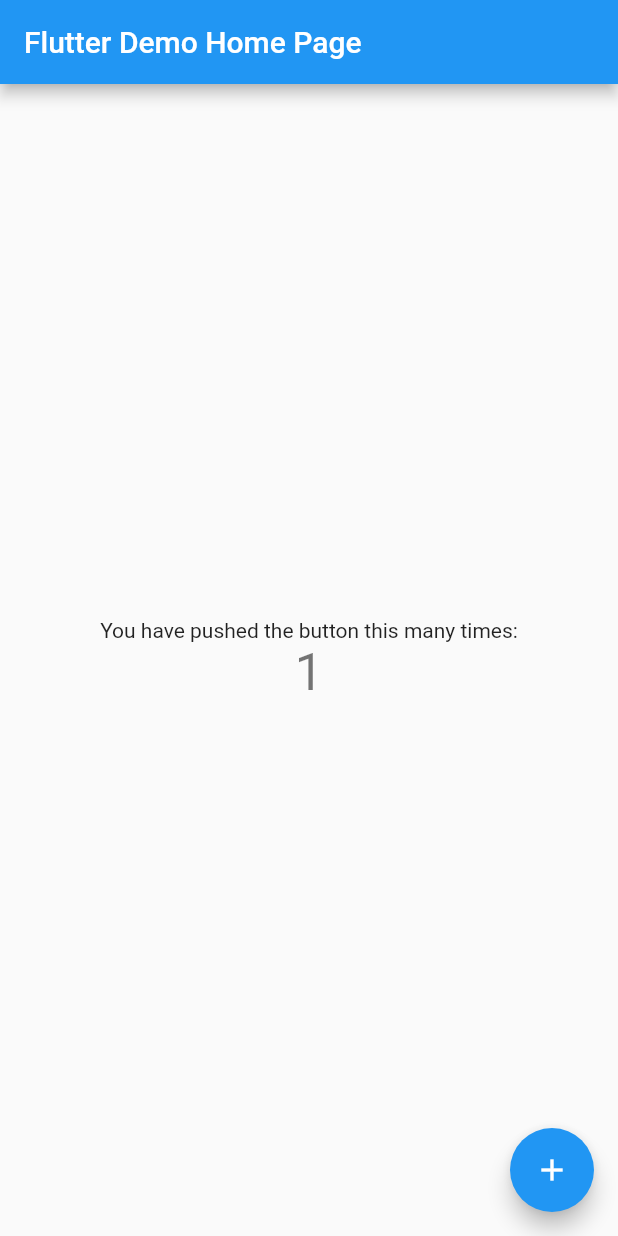
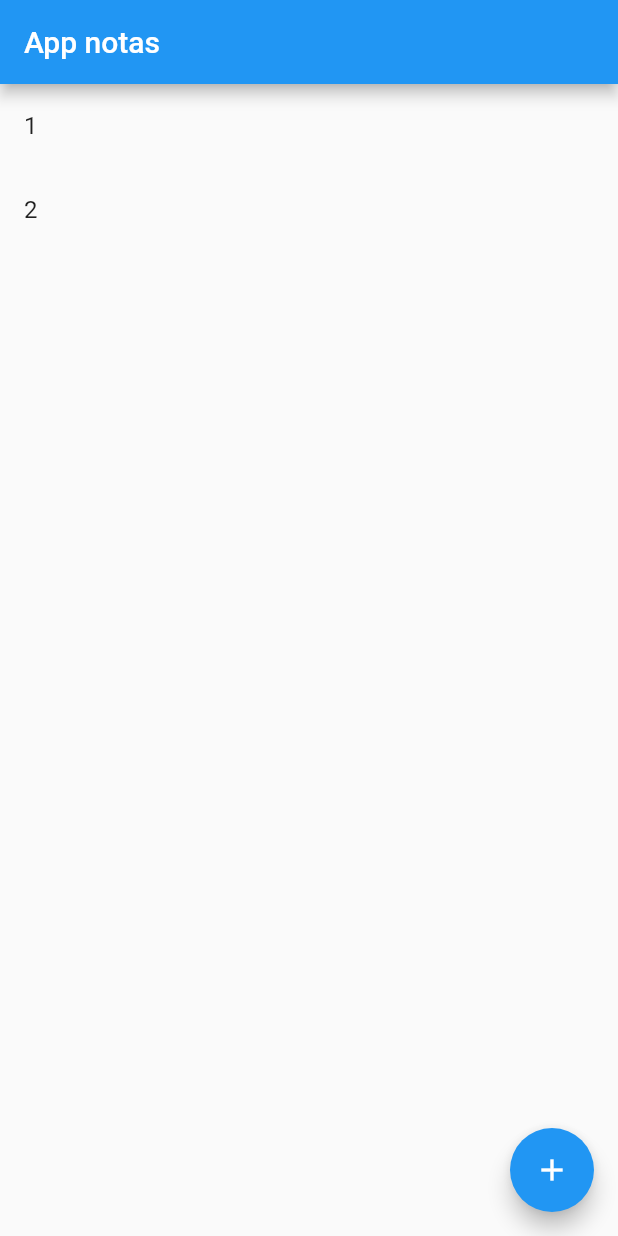
Before and after one commit to Stratovarius93/AppCloudComputing, a Flutter app: the screen it shows after launch, after a tap on the "add" icon, on a phone screen of 412 x 824 dp. Run offline on Flutter 3.47's test engine with Material 2 defaults, Android fonts, the phone set to English and light mode, and no system bars; network calls fail.

Commit message:
Por las huevas

```diff
--- a/lib/main.dart
+++ b/lib/main.dart
@@ -1,117 +1,26 @@
+import 'package:AppCloudComputing/pages/mainScreen.dart';
+import 'package:AppCloudComputing/provider/taskProvider.dart';
 import 'package:flutter/material.dart';
+import 'package:provider/provider.dart';
 
 void main() {
   runApp(MyApp());
 }
 
 class MyApp extends StatelessWidget {
-  // This widget is the root of your application.
   @override
   Widget build(BuildContext context) {
-    return MaterialApp(
-      title: 'Flutter Demo',
-      theme: ThemeData(
-        // This is the theme of your application.
-        //
-        // Try running your application with "flutter run". You'll see the
-        // application has a blue toolbar. Then, without quitting the app, try
-        // changing the primarySwatch below to Colors.green and then invoke
-        // "hot reload" (press "r" in the console where you ran "flutter run",
-        // or simply save your changes to "hot reload" in a Flutter IDE).
-        // Notice that the counter didn't reset back to zero; the application
-        // is not restarted.
-        primarySwatch: Colors.blue,
-        // This makes the visual density adapt to the platform that you run
-        // the app on. For desktop platforms, the controls will be smaller and
-        // closer together (more dense) than on mobile platforms.
-        visualDensity: VisualDensity.adaptivePlatformDensity,
+    return MultiProvider(
+      providers: [
+        ChangeNotifierProvider(
+          create: (_) => TaskProvider(),
+        )
+      ],
+      child: MaterialApp(
+        debugShowCheckedModeBanner: false,
+        routes: {'homeScreen': (context) => HomeScreen()},
+        initialRoute: 'homeScreen',
       ),
-      home: MyHomePage(title: 'Flutter Demo Home Page'),
     );
   }
 }
-
-class MyHomePage extends StatefulWidget {
-  MyHomePage({Key key, this.title}) : super(key: key);
-
-  // This widget is the home page of your application. It is stateful, meaning
-  // that it has a State object (defined below) that contains fields that affect
-  // how it looks.
-
-  // This class is the configuration for the state. It holds the values (in this
-  // case the title) provided by the parent (in this case the App widget) and
-  // used by the build method of the State. Fields in a Widget subclass are
-  // always marked "final".
-
-  final String title;
-
-  @override
-  _MyHomePageState createState() => _MyHomePageState();
-}
-
-class _MyHomePageState extends State<MyHomePage> {
-  int _counter = 0;
-
-  void _incrementCounter() {
-    setState(() {
-      // This call to setState tells the Flutter framework that something has
-      // changed in this State, which causes it to rerun the build method below
-      // so that the display can reflect the updated values. If we changed
-      // _counter without calling setState(), then the build method would not be
-      // called again, and so nothing would appear to happen.
-      _counter++;
-    });
-  }
-
-  @override
-  Widget build(BuildContext context) {
-    // This method is rerun every time setState is called, for instance as done
-    // by the _incrementCounter method above.
-    //
-    // The Flutter framework has been optimized to make rerunning build methods
-    // fast, so that you can just rebuild anything that needs updating rather
-    // than having to individually change instances of widgets.
-    return Scaffold(
-      appBar: AppBar(
-        // Here we take the value from the MyHomePage object that was created by
-        // the App.build method, and use it to set our appbar title.
-        title: Text(widget.title),
-      ),
-      body: Center(
-        // Center is a layout widget. It takes a single child and positions it
-        // in the middle of the parent.
-        child: Column(
-          // Column is also a layout widget. It takes a list of children and
-          // arranges them vertically. By default, it sizes itself to fit its
-          // children horizontally, and tries to be as tall as its parent.
-          //
-          // Invoke "debug painting" (press "p" in the console, choose the
-          // "Toggle Debug Paint" action from the Flutter Inspector in Android
-          // Studio, or the "Toggle Debug Paint" command in Visual Studio Code)
-          // to see the wireframe for each widget.
-          //
-          // Column has various properties to control how it sizes itself and
-          // how it positions its children. Here we use mainAxisAlignment to
-          // center the children vertically; the main axis here is the vertical
-          // axis because Columns are vertical (the cross axis would be
-          // horizontal).
-          mainAxisAlignment: MainAxisAlignment.center,
-          children: <Widget>[
-            Text(
-              'You have pushed the button this many times:',
-            ),
-            Text(
-              '$_counter',
-              style: Theme.of(context).textTheme.headline4,
-            ),
-          ],
-        ),
-      ),
-      floatingActionButton: FloatingActionButton(
-        onPressed: _incrementCounter,
-        tooltip: 'Increment',
-        child: Icon(Icons.add),
-      ), // This trailing comma makes auto-formatting nicer for build methods.
-    );
-  }
-}
--- /dev/null
+++ b/lib/model/taskModel.dart
@@ -0,0 +1,29 @@
+import 'dart:convert';
+
+Task taskFromJson(String str) => Task.fromJson(json.decode(str));
+
+String taskToJson(Task data) => json.encode(data.toJson());
+
+class Task {
+  Task({
+    this.description,
+    this.status,
+    this.title,
+  });
+
+  String description;
+  String status;
+  String title;
+
+  factory Task.fromJson(Map<String, dynamic> json) => Task(
+        description: json["description"],
+        status: json["status"],
+        title: json["title"],
+      );
+
+  Map<String, dynamic> toJson() => {
+        "description": description,
+        "status": status,
+        "title": title,
+      };
+}
--- /dev/null
+++ b/lib/pages/mainScreen.dart
@@ -0,0 +1,33 @@
+import 'package:AppCloudComputing/provider/taskProvider.dart';
+import 'package:flutter/material.dart';
+import 'package:provider/provider.dart';
+
+List<String> list = ['1', '2'];
+
+class HomeScreen extends StatelessWidget {
+  @override
+  Widget build(BuildContext context) {
+    final taskProvider = Provider.of<TaskProvider>(context);
+    return Scaffold(
+      appBar: AppBar(
+        title: Text('App notas'),
+      ),
+      body: ListView.builder(
+        itemCount: list.length,
+        itemBuilder: (BuildContext context, int index) {
+          //if (taskProvider.getTaskList.length != 0) {
+            return ListTile(
+              title: Text(list[index]),
+            );
+          //} else {
+            //return CircularProgressIndicator();
+          //}
+        },
+      ),
+      floatingActionButton: FloatingActionButton(
+        onPressed: () {},
+        child: Icon(Icons.add),
+      ),
+    );
+  }
+}
--- /dev/null
+++ b/lib/provider/taskProvider.dart
@@ -0,0 +1,27 @@
+import 'package:AppCloudComputing/model/taskModel.dart';
+import 'package:AppCloudComputing/requests/FirebaseRequest.dart';
+import 'package:flutter/material.dart';
+
+class TaskProvider with ChangeNotifier {
+  List<Task> _taskList = [];
+  final firebaseRequest = FirebaseRequest();
+
+  List<Task> get getTaskList => _taskList;
+
+  set setTaskList(List<Task> taskList) {
+    _taskList = taskList;
+  }
+
+  TaskProvider() {
+    this.getList();
+  }
+
+  getList() async {
+    _taskList = await firebaseRequest.fetchGet();
+    //final data = await firebaseRequest.fetchGet();
+
+    //print(data);
+    notifyListeners();
+  }
+
+}
--- /dev/null
+++ b/lib/requests/FirebaseRequest.dart
@@ -0,0 +1,29 @@
+import 'dart:convert';
+
+import 'package:AppCloudComputing/model/taskModel.dart';
+import 'package:http/http.dart' as http;
+
+class FirebaseRequest {
+  String url = 'https://apptodo-7c8d1-default-rtdb.firebaseio.com/tasks.json';
+
+  //Future<bool> fetchPush(Task task) async {
+  //final res = await http.post(url, body: taskToJson(task));
+  //return res.statusCode == 200;
+  //return  false;
+  //}
+
+  Future<List<Task>> fetchGet() async {
+    final res = await http.get(url);
+    if (res.statusCode == 200) {
+      final decodeRes = jsonDecode(res.body);
+      //final data1 = decodeRes.keys.map((item) => decodeRes[item]).toList();
+      final data1 = decodeRes.keys.map((item) => decodeRes[item]).toList();
+      print(data1);
+
+      return data1;
+      //print(data1);
+    } else {
+      throw 'Error ';
+    }
+  }
+}
--- a/pubspec.yaml
+++ b/pubspec.yaml
@@ -28,6 +28,8 @@ dependencies:
   # The following adds the Cupertino Icons font to your application.
   # Use with the CupertinoIcons class for iOS style icons.
   cupertino_icons: ^1.0.0
+  provider: ^4.3.3
+  http: ^0.12.2
 
 dev_dependencies:
   flutter_test:
```
Also changed, not shown: pubspec.lock, 1 other file.
